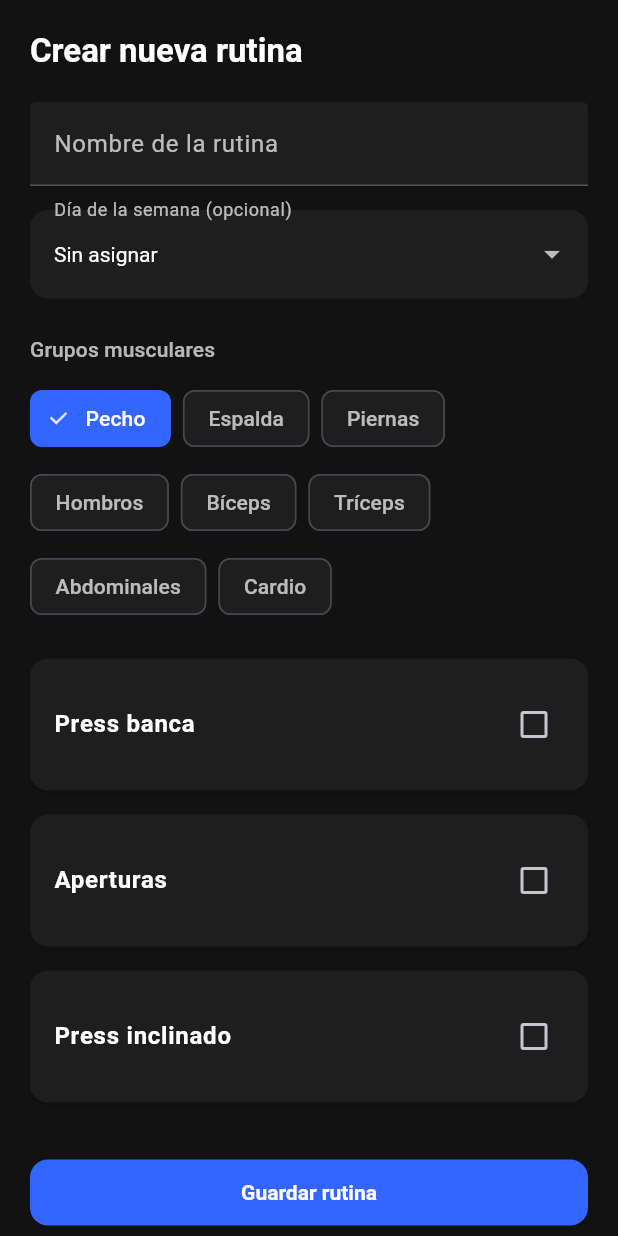
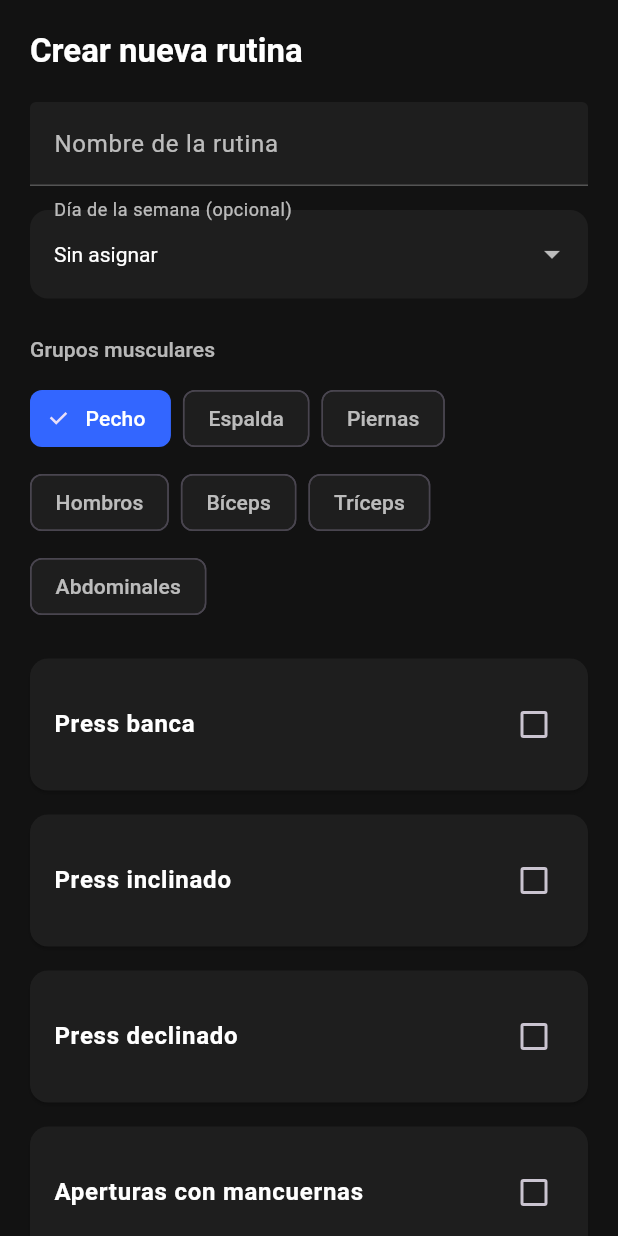
Before and after one commit to MarkFdez/Gym_Tracker, a Flutter app: the CreateRoutineScreen screen opened directly, after a tap on "Pecho", on a phone screen of 412 x 824 dp. Run offline on Flutter 3.47's test engine with Material 3 defaults, Android fonts, the phone set to English and light mode, and no system bars; our stand-ins replace cloud_firestore, firebase_auth, firebase_core, fl_chart; accounts and stored records are empty; Roboto replaces fonts that are missing (Poppins).

Commit message:
Versión final sin coment

```diff
--- a/lib/screens/create_routine_screen.dart
+++ b/lib/screens/create_routine_screen.dart
@@ -25,19 +25,83 @@ class _CreateRoutineScreenState extends State<CreateRoutineScreen> {
 
   final gruposMusculares = [
     'Pecho', 'Espalda', 'Piernas', 'Hombros',
-    'Bíceps', 'Tríceps', 'Abdominales', 'Cardio',
+    'Bíceps', 'Tríceps', 'Abdominales',
   ];
 
   final Map<String, List<String>> ejerciciosPorGrupo = {
-    'Pecho': ['Press banca', 'Aperturas', 'Press inclinado'],
-    'Espalda': ['Dominadas', 'Remo', 'Peso muerto'],
-    'Piernas': ['Sentadillas', 'Prensa', 'Zancadas'],
-    'Hombros': ['Press militar', 'Elevaciones laterales'],
-    'Bíceps': ['Curl con barra', 'Curl martillo'],
-    'Tríceps': ['Fondos', 'Press francés'],
-    'Abdominales': ['Crunch', 'Plancha'],
-    'Cardio': ['Cinta', 'Bicicleta', 'Remo'],
-  };
+  'Pecho': [
+    'Press banca',
+    'Press inclinado',
+    'Press declinado',
+    'Aperturas con mancuernas',
+    'Aperturas en máquina',
+    'Fondos en paralelas',
+    'Press con mancuernas',
+    'Press en máquina',
+    'Pullover'
+  ],
+  'Espalda': [
+    'Dominadas',
+    'Remo con barra',
+    'Remo con mancuernas',
+    'Remo en máquina',
+    'Jalón al pecho',
+    'Jalón tras nuca',
+    'Peso muerto',
+    'Pull-over con polea alta',
+    'Remo en polea baja'
+  ],
+  'Piernas': [
+    'Sentadillas',
+    'Prensa de piernas',
+    'Zancadas',
+    'Peso muerto rumano',
+    'Curl femoral tumbado',
+    'Curl femoral sentado',
+    'Extensiones de cuádriceps',
+    'Elevación de talones (gemelos)',
+    'Sentadilla frontal',
+    'Sentadilla hack'
+  ],
+  'Hombros': [
+    'Press militar',
+    'Press Arnold',
+    'Elevaciones laterales',
+    'Elevaciones frontales',
+    'Pájaros (elevación posterior)',
+    'Remo al cuello',
+    'Encogimientos de hombros',
+    'Press con mancuernas'
+  ],
+  'Bíceps': [
+    'Curl con barra',
+    'Curl martillo',
+    'Curl alterno con mancuernas',
+    'Curl concentrado',
+    'Curl en banco inclinado',
+    'Curl con barra Z',
+    'Curl en predicador'
+  ],
+  'Tríceps': [
+    'Fondos',
+    'Press francés',
+    'Extensiones en polea',
+    'Extensiones con mancuernas',
+    'Patada de tríceps',
+    'Press cerrado',
+    'Extensión con cuerda en polea'
+  ],
+  'Abdominales': [
+    'Crunch',
+    'Plancha',
+    'Elevaciones de piernas',
+    'Crunch en máquina',
+    'Ab wheel',
+    'Crunch bicicleta',
+    'Plancha lateral'
+  ],
+};
+
 
   List<String> get _ejerciciosFiltrados {
     final Set<String> ejercicios = {};
```
Also changed, not shown: 1 other file.
